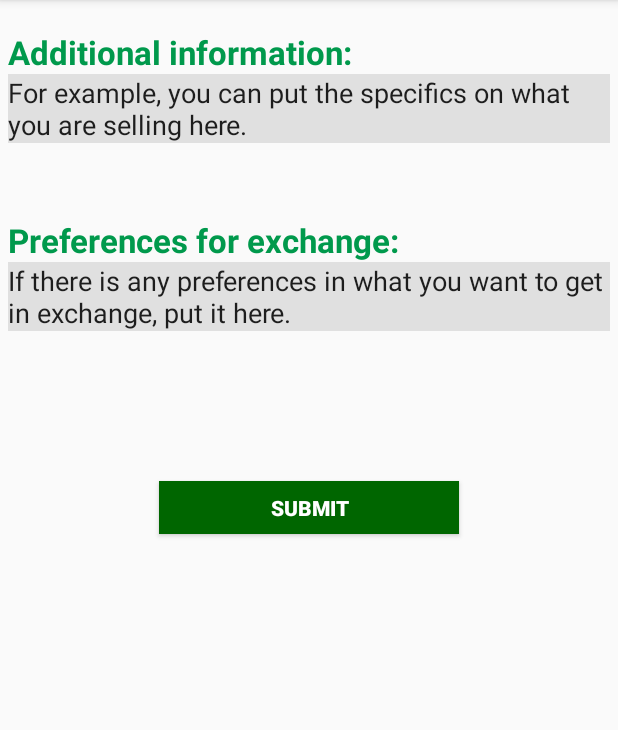
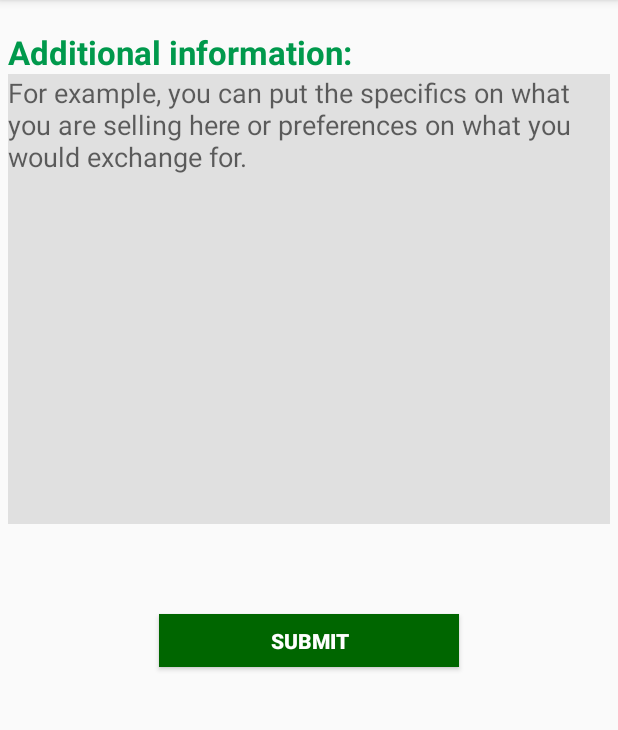
Before and after one commit to ucsdCSE110wi16/CSE110M240T11, an Android app: the fragment sellPageTwo shown on its own in the app's theme, on a phone screen of 412 x 824 dp, the part 84-814 px from its top. Run offline under Robolectric (Android 15) with nearby library versions, the phone set to English and light mode, and no system bars; 3 statements that could not run were skipped.

Commit message:
changes to sell side

```diff
--- a/app/src/main/java/group11/cse110/com/serviceforservice/SellFragment.java
+++ b/app/src/main/java/group11/cse110/com/serviceforservice/SellFragment.java
@@ -213,11 +213,8 @@ public class SellFragment extends Fragment {
             public void onClick(View v) {
                 Fragment fragment = new sellPageTwo();
                 Bundle bundle = new Bundle();
-                //Not really sure what to do here, since we'd be getting our info from
-                //onActvityCreated right? Also, would I be putting twice?? Once for
-                //what to sell, and once for what they are willing to exchange for?
                 bundle.putInt("SellDecision", sellDecision);
-               fragment.setArguments(bundle);
+                fragment.setArguments(bundle);
 
 
                 for (int i = 0; i < exchangeDecision.length; i++) {
--- a/app/src/main/java/group11/cse110/com/serviceforservice/sellPageTwo.java
+++ b/app/src/main/java/group11/cse110/com/serviceforservice/sellPageTwo.java
@@ -5,6 +5,7 @@ import android.support.v4.app.Fragment;
 import android.view.LayoutInflater;
 import android.view.View;
 import android.view.ViewGroup;
+import android.widget.Button;
 
 
 /**
@@ -34,6 +35,15 @@ public class sellPageTwo extends Fragment {
             buffer = buffer << 1;
         }
 
+        Button submit= (Button)rootView.findViewById(R.id.submitButton);
+
+        submit.setOnClickListener(new View.OnClickListener() {
+            @Override
+            public void onClick(View v) {
+
+            }
+        });
+
 
         return rootView;
     }
--- a/app/src/main/res/layout/sell.xml
+++ b/app/src/main/res/layout/sell.xml
@@ -24,7 +24,7 @@
         android:layout_alignLeft="@id/what_to_sell"
         android:layout_marginTop="0dp"
         android:layout_marginLeft="10dp"
-        android:layout_marginRight="20dp"
+        android:layout_marginRight="10dp"
         android:stretchColumns="150dp"
         android:layout_centerHorizontal="true"
         android:id="@+id/sellOptions">
--- a/app/src/main/res/layout/sellpagetwo.xml
+++ b/app/src/main/res/layout/sellpagetwo.xml
@@ -18,38 +18,17 @@
 
     <EditText
         android:layout_width="match_parent"
-        android:layout_height="wrap_content"
+        android:layout_height="300dp"
         android:inputType="textMultiLine"
+        android:gravity="top"
         android:ems="10"
         android:id="@+id/textEditForAdditionalInfo"
         android:layout_below="@id/additionalInfo"
         android:layout_marginRight="5dp"
         android:layout_marginLeft="5dp"
         android:background="@color/lightGray"
-        android:text="For example, you can put the specifics on what you are selling here." />
+        android:hint="For example, you can put the specifics on what you are selling here or preferences on what you would exchange for." />
 
-    <TextView
-        android:layout_width="wrap_content"
-        android:layout_height="wrap_content"
-        android:textAppearance="?android:attr/textAppearanceLarge"
-        android:text="@string/preferences"
-        android:textStyle="bold"
-        android:textColor="@color/kale"
-        android:id="@+id/preferences"
-        android:layout_below="@id/textEditForAdditionalInfo"
-        android:layout_marginTop="50dp"/>
-
-    <EditText
-        android:layout_width="match_parent"
-        android:layout_height="wrap_content"
-        android:inputType="textMultiLine"
-        android:ems="10"
-        android:id="@+id/textEditForPrefs"
-        android:layout_below="@id/preferences"
-        android:layout_marginLeft="5dp"
-        android:layout_marginRight="5dp"
-        android:background="@color/lightGray"
-        android:text="If there is any preferences in what you want to get in exchange, put it here."/>
 
     <Button
         android:layout_width="200dp"
@@ -58,10 +37,10 @@
         android:textColor="@color/white"
         android:textStyle="bold"
         android:id="@+id/submitButton"
-        android:layout_below="@id/textEditForPrefs"
+        android:layout_below="@id/textEditForAdditionalInfo"
         android:layout_centerInParent="true"
         android:background="@color/darkGreen"
-        android:layout_marginTop="100dp"/>
+        android:layout_marginTop="60dp"/>
 
 
 </RelativeLayout>
```
